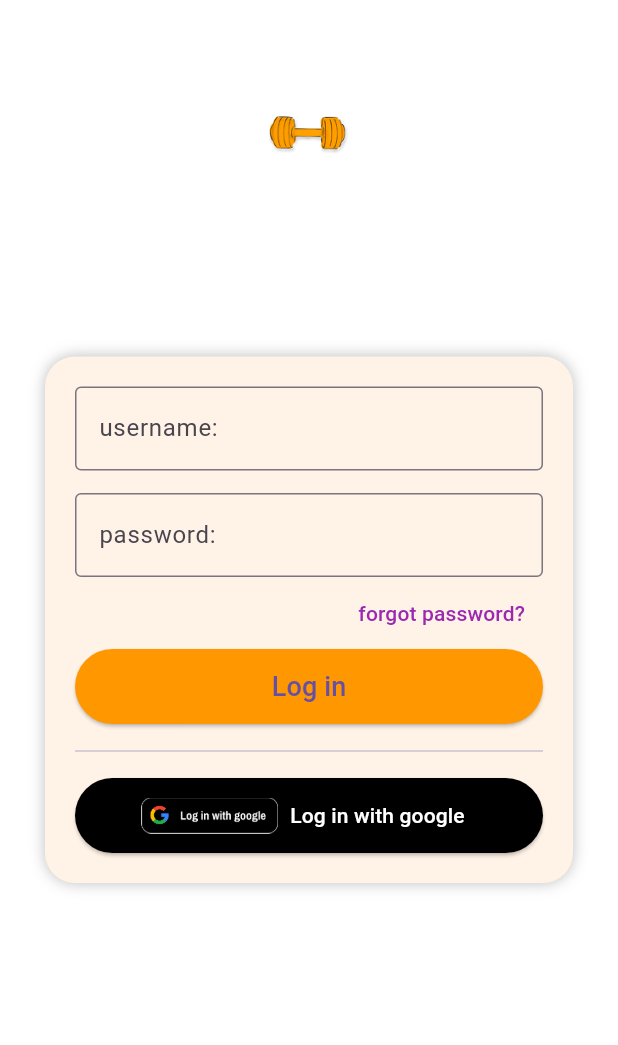
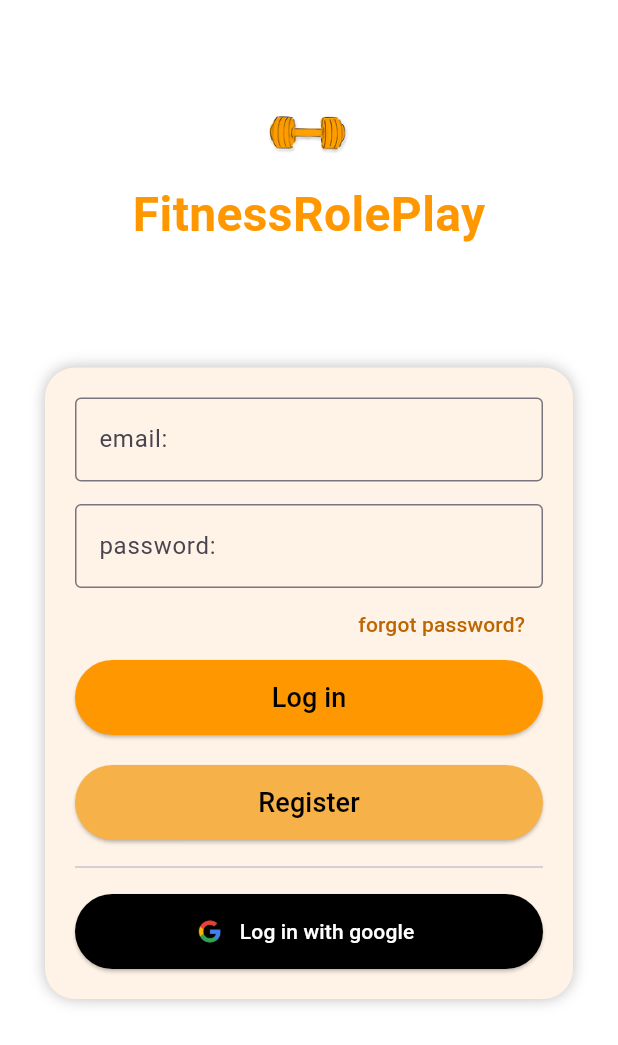
Before and after one commit to KoTBTano4Ke/DiplomGit, a Flutter app: the screen it shows after launch, on a phone screen of 412 x 824 dp. Shown: the top 1045 px of the screen. Run offline on Flutter 3.47's test engine with Material 3 defaults, Android fonts, the light colour scheme and no system bars; our stand-ins replace firebase_auth, firebase_core, firebase_database, firebase_storage, google_sign_in, image_picker; accounts and stored records are empty.

Commit message:
added srcpy

```diff
--- a/front+llm/serv1/frp/lib/auth/login.dart
+++ b/front+llm/serv1/frp/lib/auth/login.dart
@@ -24,6 +24,8 @@ class _LoginPageState extends State<LoginPage> {
         children: [
           const SizedBox(height: 60),
           Image.asset('assets/weight_picked 1.png', height: 60),
+          Text('FitnessRolePlay',
+          style: TextStyle(color: Colors.orange, fontSize: 32, fontWeight: FontWeight.bold)),
           const Spacer(),
           Container(
             padding: const EdgeInsets.all(20),
@@ -37,7 +39,7 @@ class _LoginPageState extends State<LoginPage> {
               children: [
                 TextField(
                   controller: emailController,
-                  decoration: const InputDecoration(labelText: 'username:', border: OutlineInputBorder()),
+                  decoration: const InputDecoration(labelText: 'email:', border: OutlineInputBorder()),
                 ),
                 const SizedBox(height: 15),
                 TextField(
@@ -49,7 +51,7 @@ class _LoginPageState extends State<LoginPage> {
                   alignment: Alignment.centerRight,
                   child: TextButton(
                     onPressed: () {},
-                    child: const Text("forgot password?", style: TextStyle(color: Colors.purple)),
+                    child: const Text("forgot password?", style: TextStyle(color: Color.fromARGB(255, 189, 101, 0))),
                   ),
                 ),
                 ElevatedButton(
@@ -60,7 +62,7 @@ class _LoginPageState extends State<LoginPage> {
                   ),
                   onPressed: () async {
                     try {
-                      await AuthService().signInWithEmail(
+                      await AuthService().registerWithEmail(
                         emailController.text.trim(),
                         passwordController.text.trim(),
                       );
@@ -68,14 +70,35 @@ class _LoginPageState extends State<LoginPage> {
                       _showError("Ошибка входа: $e");
                     }
                   },
-                  child: const Text("Log in", style: TextStyle(fontSize: 18)),
+                  child: const Text("Log in", style: TextStyle(fontSize: 18, color: Colors.black)),
+                ),
+                Container(
+                  margin: EdgeInsets.only(top: 20),
+                  child: ElevatedButton(
+                    style: ElevatedButton.styleFrom(
+                      backgroundColor: const Color.fromARGB(255, 247, 177, 73),
+                      minimumSize: const Size.fromHeight(50),
+                      shape: RoundedRectangleBorder(borderRadius: BorderRadius.circular(25)),
+                    ),
+                    onPressed: () async {
+                      try {
+                        await AuthService().signInWithEmail(
+                          emailController.text.trim(),
+                          passwordController.text.trim(),
+                        );
+                      } catch (e) {
+                        _showError("Ошибка входа: $e");
+                      }
+                    },
+                    child: const Text("Register", style: TextStyle(fontSize: 18, color: Colors.black)),
+                  ),
                 ),
                 const Padding(
                   padding: EdgeInsets.symmetric(vertical: 10),
                   child: Divider(thickness: 1),
                 ),
                 ElevatedButton.icon(
-                  icon: Image.asset('assets/google_login.png', height: 24),
+                  icon: Image.asset('assets/logo_google.png', height: 24),
                   label: const Text("Log in with google"),
                   style: ElevatedButton.styleFrom(
                     backgroundColor: Colors.black,
--- a/front+llm/serv1/frp/lib/training_programs_page.dart
+++ b/front+llm/serv1/frp/lib/training_programs_page.dart
@@ -47,7 +47,7 @@ class _TrainingProgramsPageState extends State<TrainingProgramsPage> {
     final uid = FirebaseAuth.instance.currentUser!.uid;
   final userSnap = await FirebaseDatabase.instance.ref('users/$uid/lastTraining').get();
   final lastId = userSnap.value as String?;
-    // 1) Firebase и SharedPreferences
+    // 1) Firebase
     await Firebase.initializeApp();
 
     // 2) Загружаем все программы
```
Also changed, not shown: front+llm/serv1/frp/assets/google_login.png (deleted), front+llm/serv1/frp/assets/logo_google.png (added), scrcpy-win64-v3.3/icon.png (added), 14 other files.
